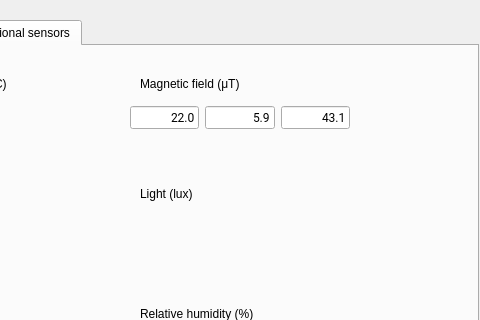
First picture: the form in android/skin/qt/extended-pages/virtual-sensors-page.ui, repository aosp-mirror/platform_external_qemu, before the edit; both pictures show x 142 to 622 and y 0 to 320 of the 622 by 580 pixel window.
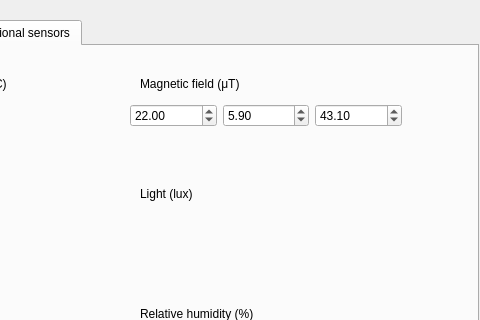
Second picture: the form after the edit. Custom widgets are drawn as their Qt base class.

Commit message:
Limit magnetometer values
Per discussion with J, putting magnetometer values
into spin boxes

```diff
--- a/android/skin/qt/extended-pages/virtual-sensors-page.ui
+++ b/android/skin/qt/extended-pages/virtual-sensors-page.ui
@@ -283,30 +283,25 @@
       <rect>
        <x>270</x>
        <y>50</y>
-       <width>220</width>
+       <width>272</width>
        <height>40</height>
       </rect>
      </property>
      <layout class="QHBoxLayout" name="horizontalLayout">
       <property name="topMargin">
-       <number>4</number>
+       <number>0</number>
       </property>
       <item>
-       <widget class="QLineEdit" name="magNorthWidget">
-        <property name="font">
-         <font>
-          <family>Roboto</family>
-         </font>
+       <widget class="QDoubleSpinBox" name="magNorthWidget">
+        <property name="minimum">
+         <double>-1000.000000000000000</double>
         </property>
-        <property name="styleSheet">
-         <string notr="true"/>
+        <property name="maximum">
+         <double>1000.000000000000000</double>
         </property>
-        <property name="text">
-         <string>22.0</string>
+        <property name="value">
+         <double>22.000000000000000</double>
         </property>
-        <property name="alignment">
-         <set>Qt::AlignRight|Qt::AlignTrailing|Qt::AlignVCenter</set>
-        </property>
         <property name="class" stdset="0">
          <string>EditableValue</string>
         </property>
@@ -316,21 +311,16 @@
        </widget>
       </item>
       <item>
-       <widget class="QLineEdit" name="magEastWidget">
-        <property name="font">
-         <font>
-          <family>Roboto</family>
-         </font>
+       <widget class="QDoubleSpinBox" name="magEastWidget">
+        <property name="minimum">
+         <double>-1000.000000000000000</double>
         </property>
-        <property name="styleSheet">
-         <string notr="true"/>
+        <property name="maximum">
+         <double>1000.000000000000000</double>
         </property>
-        <property name="text">
-         <string>5.9</string>
+        <property name="value">
+         <double>5.900000000000000</double>
         </property>
-        <property name="alignment">
-         <set>Qt::AlignRight|Qt::AlignTrailing|Qt::AlignVCenter</set>
-        </property>
         <property name="class" stdset="0">
          <string>EditableValue</string>
         </property>
@@ -340,21 +330,16 @@
        </widget>
       </item>
       <item>
-       <widget class="QLineEdit" name="magVerticalWidget">
-        <property name="font">
-         <font>
-          <family>Roboto</family>
-         </font>
+       <widget class="QDoubleSpinBox" name="magVerticalWidget">
+        <property name="minimum">
+         <double>-1000.000000000000000</double>
         </property>
-        <property name="styleSheet">
-         <string notr="true"/>
+        <property name="maximum">
+         <double>1000.000000000000000</double>
         </property>
-        <property name="text">
-         <string>43.1</string>
+        <property name="value">
+         <double>43.100000000000001</double>
         </property>
-        <property name="alignment">
-         <set>Qt::AlignRight|Qt::AlignTrailing|Qt::AlignVCenter</set>
-        </property>
         <property name="class" stdset="0">
          <string>EditableValue</string>
         </property>
```
Left out of the diff: 9 changed lines with no effect on the pictures. The commit also changes 8 other files.
